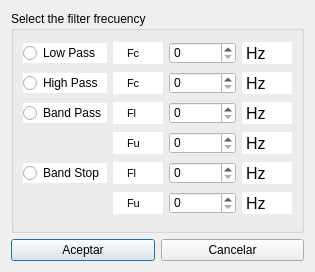
Above: Graphic_Interface/UI_Files/FilterOptionsDialog.ui from ECMora/SoundLab before the change. Below: the same form after it.
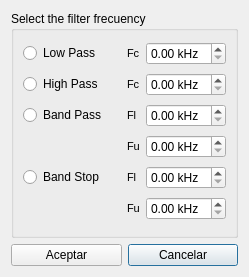
That is the form after the change.

Commit message: add style change to the dialogs, spectrogram grid best visualization

```diff
--- a/Graphic_Interface/UI_Files/FilterOptionsDialog.ui
+++ b/Graphic_Interface/UI_Files/FilterOptionsDialog.ui
@@ -6,14 +6,27 @@
    <rect>
     <x>0</x>
     <y>0</y>
-    <width>315</width>
-    <height>272</height>
+    <width>229</width>
+    <height>277</height>
    </rect>
   </property>
   <property name="windowTitle">
    <string>Filter Options</string>
   </property>
   <layout class="QGridLayout" name="gridLayout_2">
+   <item row="2" column="2">
+    <widget class="QPushButton" name="btoncancelar">
+     <property name="toolTip">
+      <string extracomment="Cancelar la operacion"/>
+     </property>
+     <property name="text">
+      <string>Cancelar</string>
+     </property>
+     <property name="default">
+      <bool>false</bool>
+     </property>
+    </widget>
+   </item>
    <item row="2" column="1">
     <widget class="QPushButton" name="btonaceptar">
      <property name="toolTip">
@@ -33,19 +46,6 @@
      </property>
     </widget>
    </item>
-   <item row="2" column="2">
-    <widget class="QPushButton" name="btoncancelar">
-     <property name="toolTip">
-      <string extracomment="Cancelar la operacion"/>
-     </property>
-     <property name="text">
-      <string>Cancelar</string>
-     </property>
-     <property name="default">
-      <bool>false</bool>
-     </property>
-    </widget>
-   </item>
    <item row="0" column="1" colspan="2">
     <widget class="QGroupBox" name="groupBox">
      <property name="sizePolicy">
@@ -61,37 +61,18 @@
       <bool>false</bool>
      </property>
      <layout class="QGridLayout" name="gridLayout">
-      <item row="3" column="3">
-       <widget class="QLabel" name="label_4">
-        <property name="font">
-         <font>
-          <family>MS Shell Dlg 2</family>
-          <pointsize>12</pointsize>
-         </font>
-        </property>
+      <item row="4" column="0">
+       <widget class="QRadioButton" name="rButtonBandStop">
         <property name="styleSheet">
-         <string notr="true">background-color: rgb(255, 255, 255);</string>
+         <string notr="true"/>
         </property>
         <property name="text">
-         <string>Hz</string>
+         <string>Band Stop</string>
         </property>
-        <property name="indent">
-         <number>4</number>
-        </property>
        </widget>
       </item>
-      <item row="0" column="2">
-       <widget class="QSpinBox" name="spinBoxLowPass">
-        <property name="styleSheet">
-         <string notr="true">background-color: rgb(255, 255, 255);</string>
-        </property>
-        <property name="maximum">
-         <number>10000000</number>
-        </property>
-       </widget>
-      </item>
-      <item row="3" column="1">
-       <widget class="QLabel" name="label_12">
+      <item row="4" column="1">
+       <widget class="QLabel" name="label_9">
         <property name="font">
          <font>
           <family>MS Shell Dlg 2</family>
@@ -99,33 +80,23 @@
          </font>
         </property>
         <property name="styleSheet">
-         <string notr="true">background-color: rgb(255, 255, 255);</string>
+         <string notr="true"/>
         </property>
         <property name="text">
-         <string>Fu</string>
+         <string>Fl</string>
         </property>
         <property name="indent">
          <number>14</number>
         </property>
        </widget>
       </item>
-      <item row="3" column="2">
-       <widget class="QSpinBox" name="spinBoxBandPassFu">
+      <item row="1" column="0">
+       <widget class="QRadioButton" name="rButtonHighPass">
         <property name="styleSheet">
-         <string notr="true">background-color: rgb(255, 255, 255);</string>
-        </property>
-        <property name="maximum">
-         <number>10000000</number>
-        </property>
-       </widget>
-      </item>
-      <item row="2" column="0">
-       <widget class="QRadioButton" name="rButtonBandPass">
-        <property name="styleSheet">
-         <string notr="true">background-color: rgb(255, 255, 255);</string>
+         <string notr="true"/>
         </property>
         <property name="text">
-         <string>Band Pass</string>
+         <string>High Pass</string>
         </property>
        </widget>
       </item>
@@ -138,7 +109,7 @@
          </font>
         </property>
         <property name="styleSheet">
-         <string notr="true">background-color: rgb(255, 255, 255);</string>
+         <string notr="true"/>
         </property>
         <property name="text">
          <string>Fc</string>
@@ -151,109 +122,13 @@
       <item row="0" column="0">
        <widget class="QRadioButton" name="rButtonLowPass">
         <property name="styleSheet">
-         <string notr="true">background-color: rgb(255, 255, 255);</string>
+         <string notr="true"/>
         </property>
         <property name="text">
          <string>Low Pass</string>
         </property>
        </widget>
       </item>
-      <item row="1" column="3">
-       <widget class="QLabel" name="label_2">
-        <property name="font">
-         <font>
-          <family>MS Shell Dlg 2</family>
-          <pointsize>12</pointsize>
-         </font>
-        </property>
-        <property name="styleSheet">
-         <string notr="true">background-color: rgb(255, 255, 255);</string>
-        </property>
-        <property name="text">
-         <string>Hz</string>
-        </property>
-        <property name="indent">
-         <number>4</number>
-        </property>
-       </widget>
-      </item>
-      <item row="1" column="2">
-       <widget class="QSpinBox" name="spinBoxHighPass">
-        <property name="styleSheet">
-         <string notr="true">background-color: rgb(255, 255, 255);</string>
-        </property>
-        <property name="maximum">
-         <number>10000000</number>
-        </property>
-       </widget>
-      </item>
-      <item row="2" column="3">
-       <widget class="QLabel" name="label_3">
-        <property name="font">
-         <font>
-          <family>MS Shell Dlg 2</family>
-          <pointsize>12</pointsize>
-         </font>
-        </property>
-        <property name="styleSheet">
-         <string notr="true">background-color: rgb(255, 255, 255);</string>
-        </property>
-        <property name="text">
-         <string>Hz</string>
-        </property>
-        <property name="indent">
-         <number>4</number>
-        </property>
-       </widget>
-      </item>
-      <item row="0" column="3">
-       <widget class="QLabel" name="label">
-        <property name="font">
-         <font>
-          <family>MS Shell Dlg 2</family>
-          <pointsize>12</pointsize>
-         </font>
-        </property>
-        <property name="styleSheet">
-         <string notr="true">background-color: rgb(255, 255, 255);</string>
-        </property>
-        <property name="text">
-         <string>Hz</string>
-        </property>
-        <property name="indent">
-         <number>4</number>
-        </property>
-       </widget>
-      </item>
-      <item row="5" column="2">
-       <widget class="QSpinBox" name="spinBoxBandStopFu">
-        <property name="styleSheet">
-         <string notr="true">background-color: rgb(255, 255, 255);</string>
-        </property>
-        <property name="maximum">
-         <number>10000000</number>
-        </property>
-       </widget>
-      </item>
-      <item row="5" column="3">
-       <widget class="QLabel" name="label_6">
-        <property name="font">
-         <font>
-          <family>MS Shell Dlg 2</family>
-          <pointsize>12</pointsize>
-         </font>
-        </property>
-        <property name="styleSheet">
-         <string notr="true">background-color: rgb(255, 255, 255);</string>
-        </property>
-        <property name="text">
-         <string>Hz</string>
-        </property>
-        <property name="indent">
-         <number>4</number>
-        </property>
-       </widget>
-      </item>
       <item row="5" column="1">
        <widget class="QLabel" name="label_7">
         <property name="font">
@@ -263,7 +138,7 @@
          </font>
         </property>
         <property name="styleSheet">
-         <string notr="true">background-color: rgb(255, 255, 255);</string>
+         <string notr="true"/>
         </property>
         <property name="text">
          <string>Fu</string>
@@ -273,51 +148,13 @@
         </property>
        </widget>
       </item>
-      <item row="4" column="3">
-       <widget class="QLabel" name="label_5">
-        <property name="font">
-         <font>
-          <family>MS Shell Dlg 2</family>
-          <pointsize>12</pointsize>
-         </font>
-        </property>
+      <item row="2" column="0">
+       <widget class="QRadioButton" name="rButtonBandPass">
         <property name="styleSheet">
-         <string notr="true">background-color: rgb(255, 255, 255);</string>
+         <string notr="true"/>
         </property>
         <property name="text">
-         <string>Hz</string>
-        </property>
-        <property name="indent">
-         <number>4</number>
-        </property>
-       </widget>
-      </item>
-      <item row="4" column="0">
-       <widget class="QRadioButton" name="rButtonBandStop">
-        <property name="styleSheet">
-         <string notr="true">background-color: rgb(255, 255, 255);</string>
-        </property>
-        <property name="text">
-         <string>Band Stop</string>
-        </property>
-       </widget>
-      </item>
-      <item row="1" column="1">
-       <widget class="QLabel" name="label_10">
-        <property name="font">
-         <font>
-          <family>MS Shell Dlg 2</family>
-          <pointsize>8</pointsize>
-         </font>
-        </property>
-        <property name="styleSheet">
-         <string notr="true">background-color: rgb(255, 255, 255);</string>
-        </property>
-        <property name="text">
-         <string>Fc</string>
-        </property>
-        <property name="indent">
-         <number>14</number>
+         <string>Band Pass</string>
         </property>
        </widget>
       </item>
@@ -330,7 +167,7 @@
          </font>
         </property>
         <property name="styleSheet">
-         <string notr="true">background-color: rgb(255, 255, 255);</string>
+         <string notr="true"/>
         </property>
         <property name="text">
          <string>Fl</string>
@@ -340,28 +177,46 @@
         </property>
        </widget>
       </item>
-      <item row="4" column="2">
-       <widget class="QSpinBox" name="spinBoxBandStopFl">
+      <item row="1" column="1">
+       <widget class="QLabel" name="label_10">
+        <property name="font">
+         <font>
+          <family>MS Shell Dlg 2</family>
+          <pointsize>8</pointsize>
+         </font>
+        </property>
         <property name="styleSheet">
-         <string notr="true">background-color: rgb(255, 255, 255);</string>
+         <string notr="true"/>
         </property>
-        <property name="maximum">
-         <number>10000000</number>
+        <property name="text">
+         <string>Fc</string>
         </property>
+        <property name="indent">
+         <number>14</number>
+        </property>
        </widget>
       </item>
-      <item row="1" column="0">
-       <widget class="QRadioButton" name="rButtonHighPass">
-        <property name="styleSheet">
-         <string notr="true">background-color: rgb(255, 255, 255);</string>
+      <item row="0" column="2">
+       <widget class="QDoubleSpinBox" name="spinBoxLowPass">
+        <property name="minimumSize">
+         <size>
+          <width>80</width>
+          <height>0</height>
+         </size>
         </property>
-        <property name="text">
-         <string>High Pass</string>
+        <property name="suffix">
+         <string> kHz</string>
         </property>
+        <property name="maximum">
+         <double>2500.000000000000000</double>
+        </property>
+        <property name="singleStep">
+         <double>0.100000000000000</double>
+        </property>
        </widget>
       </item>
-      <item row="4" column="1">
-       <widget class="QLabel" name="label_9">
+      <item row="3" column="1">
+       <widget class="QLabel" name="label_12">
         <property name="font">
          <font>
           <family>MS Shell Dlg 2</family>
@@ -369,23 +224,108 @@
          </font>
         </property>
         <property name="styleSheet">
-         <string notr="true">background-color: rgb(255, 255, 255);</string>
+         <string notr="true"/>
         </property>
         <property name="text">
-         <string>Fl</string>
+         <string>Fu</string>
         </property>
         <property name="indent">
          <number>14</number>
         </property>
        </widget>
       </item>
+      <item row="1" column="2">
+       <widget class="QDoubleSpinBox" name="spinBoxHighPass">
+        <property name="minimumSize">
+         <size>
+          <width>80</width>
+          <height>0</height>
+         </size>
+        </property>
+        <property name="suffix">
+         <string> kHz</string>
+        </property>
+        <property name="maximum">
+         <double>2500.000000000000000</double>
+        </property>
+        <property name="singleStep">
+         <double>0.100000000000000</double>
+        </property>
+       </widget>
+      </item>
       <item row="2" column="2">
-       <widget class="QSpinBox" name="spinBoxBandPassFl">
-        <property name="styleSheet">
-         <string notr="true">background-color: rgb(255, 255, 255);</string>
+       <widget class="QDoubleSpinBox" name="spinBoxBandPassFl">
+        <property name="minimumSize">
+         <size>
+          <width>80</width>
+          <height>0</height>
+         </size>
         </property>
+        <property name="suffix">
+         <string> kHz</string>
+        </property>
         <property name="maximum">
-         <number>10000000</number>
+         <double>2500.000000000000000</double>
+        </property>
+        <property name="singleStep">
+         <double>0.100000000000000</double>
+        </property>
+       </widget>
+      </item>
+      <item row="3" column="2">
+       <widget class="QDoubleSpinBox" name="spinBoxBandPassFu">
+        <property name="minimumSize">
+         <size>
+          <width>80</width>
+          <height>0</height>
+         </size>
+        </property>
+        <property name="suffix">
+         <string> kHz</string>
+        </property>
+        <property name="maximum">
+         <double>2500.000000000000000</double>
+        </property>
+        <property name="singleStep">
+         <double>0.100000000000000</double>
+        </property>
+       </widget>
+      </item>
+      <item row="4" column="2">
+       <widget class="QDoubleSpinBox" name="spinBoxBandStopFl">
+        <property name="minimumSize">
+         <size>
+          <width>80</width>
+          <height>0</height>
+         </size>
+        </property>
+        <property name="suffix">
+         <string> kHz</string>
+        </property>
+        <property name="maximum">
+         <double>2500.000000000000000</double>
+        </property>
+        <property name="singleStep">
+         <double>0.100000000000000</double>
+        </property>
+       </widget>
+      </item>
+      <item row="5" column="2">
+       <widget class="QDoubleSpinBox" name="spinBoxBandStopFu">
+        <property name="minimumSize">
+         <size>
+          <width>80</width>
+          <height>0</height>
+         </size>
+        </property>
+        <property name="suffix">
+         <string> kHz</string>
+        </property>
+        <property name="maximum">
+         <double>2500.000000000000000</double>
+        </property>
+        <property name="singleStep">
+         <double>0.100000000000000</double>
         </property>
        </widget>
       </item>
```
The commit also changes 10 other files.
